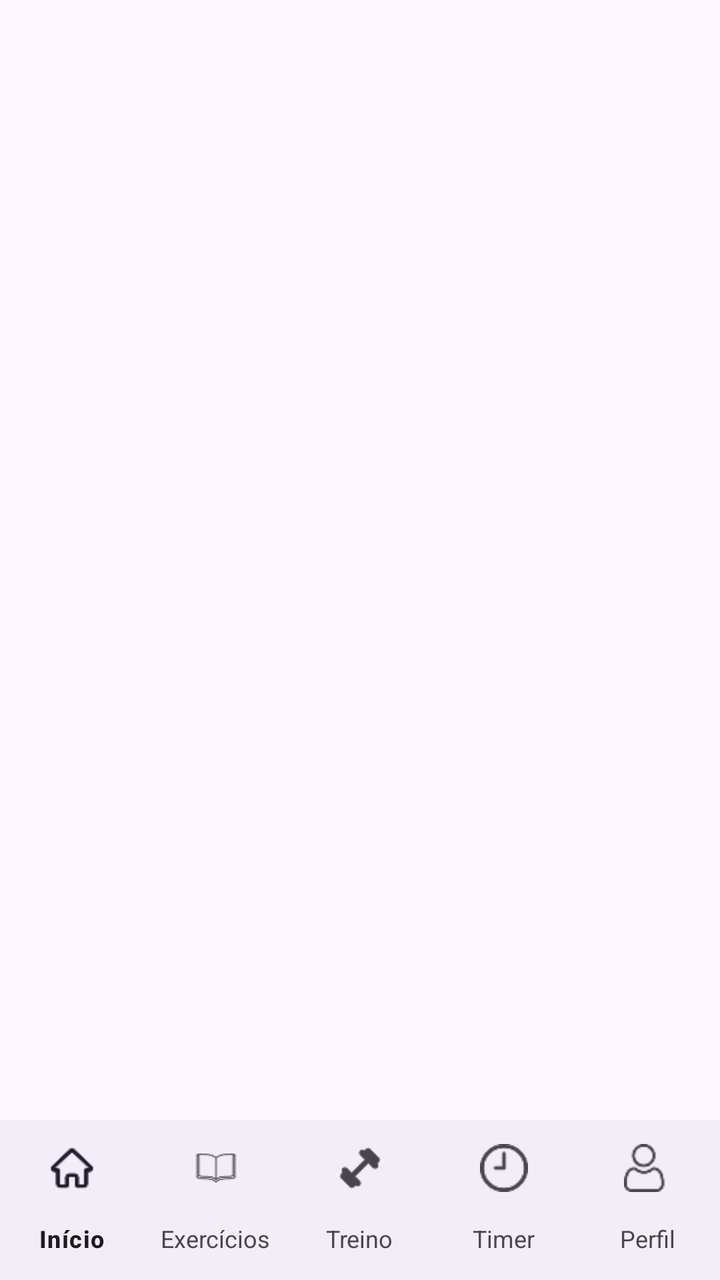
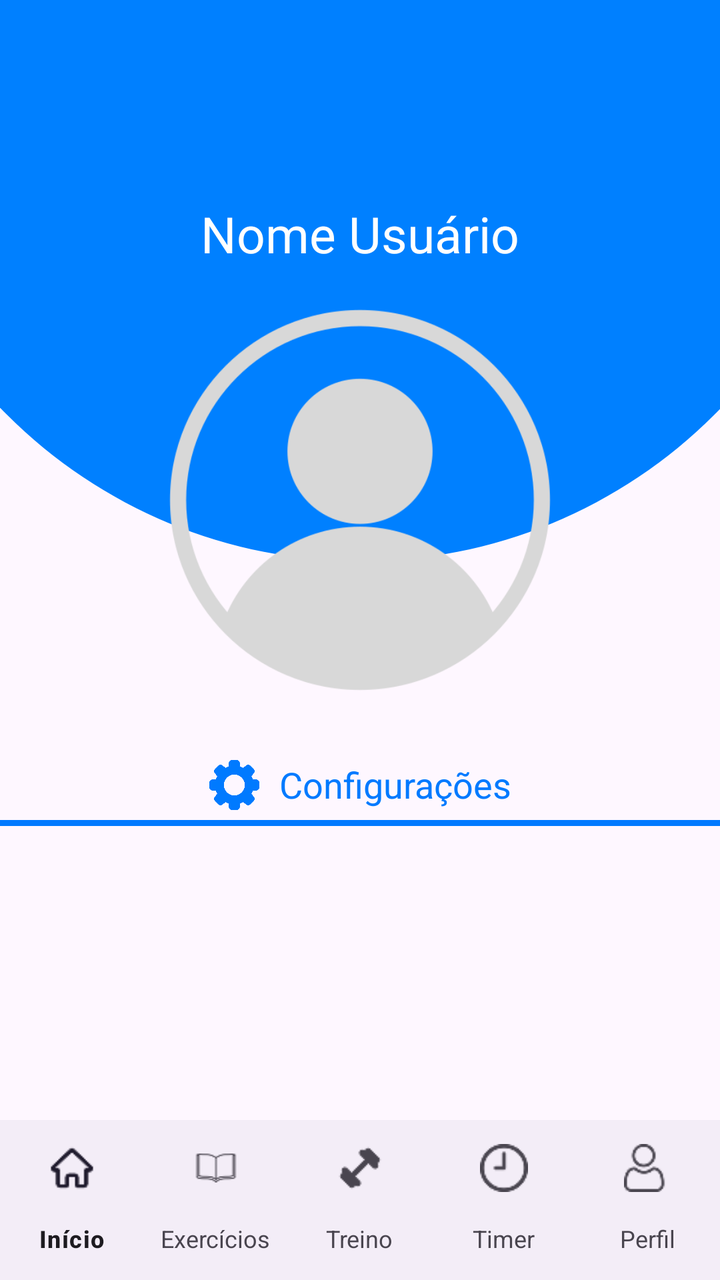

The first picture is an Android layout as it rendered before a commit; the second is the same layout after the commit. The layout source and the unified diff follow.
<!-- AndroidManifest.xml: application theme Theme.Projeto -->
<!-- res/layout/activity_perfil.xml -->
<?xml version="1.0" encoding="utf-8"?>
<androidx.constraintlayout.widget.ConstraintLayout xmlns:android="http://schemas.android.com/apk/res/android"
    xmlns:app="http://schemas.android.com/apk/res-auto"
    xmlns:tools="http://schemas.android.com/tools"
    android:layout_width="match_parent"
    android:layout_height="match_parent"
    tools:context=".PerfilActivity">

    
    <com.google.android.material.bottomnavigation.BottomNavigationView
        app:labelVisibilityMode="labeled"
        android:id="@+id/bottom_navigation"
        android:layout_width="match_parent"
        android:layout_height="wrap_content"
        app:menu="@menu/main_menu"
        app:itemTextAppearanceInactive="@style/Theme.MenuTextStyle"
        app:layout_constraintBottom_toBottomOf="parent"
        app:layout_constraintEnd_toEndOf="parent"
        app:layout_constraintStart_toStartOf="parent"
        app:layout_constraintTop_toTopOf="parent"
        app:layout_constraintVertical_bias="1"
        />
</androidx.constraintlayout.widget.ConstraintLayout>
<!-- resources referenced by this layout -->
<resources>
  <style name="Theme.MenuTextStyle" parent="MenuTextStyle" />
  <style name="Theme.Projeto" parent="Base.Theme.Projeto" />
  <style name="MenuTextStyle" parent="Theme.Material3.DayNight.NoActionBar">
          <item name="android:textSize">12sp</item>
          <item name="android:textColor">#FFFFFF</item>]
          <item name="android:layout_margin">5dp</item>
      </style>
  <style name="Base.Theme.Projeto" parent="Theme.Material3.DayNight.NoActionBar">
          
          
      </style>
</resources>

<!-- the commit's change to res/layout/activity_perfil.xml (unified diff, before → after) -->
@@ -5,6 +5,72 @@
     android:layout_width="match_parent"
     android:layout_height="match_parent"
     tools:context=".PerfilActivity">
+
+
+    <View
+        android:layout_width="500dp"
+        android:layout_height="500dp"
+        android:background="@drawable/circle"
+        app:layout_constraintEnd_toEndOf="parent"
+        app:layout_constraintStart_toStartOf="parent"
+        app:layout_constraintTop_toTopOf="parent"
+        android:layout_marginTop="-220dp"
+        />
+
+    <ImageView
+        android:layout_width="200dp"
+        android:layout_height="200dp"
+        android:src="@drawable/user"
+        app:layout_constraintEnd_toEndOf="parent"
+        app:layout_constraintStart_toStartOf="parent"
+        app:layout_constraintTop_toTopOf="parent"
+        android:layout_marginTop="150dp"/>
+
+    <TextView
+        android:id="@+id/perfil_nome_user"
+        android:layout_width="wrap_content"
+        android:layout_height="wrap_content"
+        android:text="Nome Usuário"
+        android:textSize="25dp"
+        android:textColor="@color/cor_branca"
+        app:layout_constraintEnd_toEndOf="parent"
+        app:layout_constraintStart_toStartOf="parent"
+        app:layout_constraintTop_toTopOf="parent"
+        android:layout_marginTop="100dp"
+        />
+
+
+    <View
+        android:layout_width="360dp"
+        android:layout_height="3dp"
+        android:backgroundTint="?android:attr/listDivider"
+        app:layout_constraintTop_toTopOf="parent"
+        app:layout_constraintStart_toStartOf="parent"
+        app:layout_constraintEnd_toEndOf="parent"
+        android:layout_marginTop="410dp"
+        android:background="@color/cor_azul"/>
+
+    <LinearLayout
+        android:layout_width="wrap_content"
+        android:layout_height="wrap_content"
+        app:layout_constraintTop_toTopOf="parent"
+        app:layout_constraintStart_toStartOf="parent"
+        app:layout_constraintEnd_toEndOf="parent"
+        android:layout_marginTop="380dp"
+        android:orientation="horizontal"
+        >
+        <ImageView
+            android:layout_width="25dp"
+            android:layout_height="25dp"
+            android:src="@drawable/config"/>
+        <TextView
+            android:layout_width="wrap_content"
+            android:layout_height="wrap_content"
+            android:text="Configurações"
+            android:textSize="18sp"
+            android:textColor="@color/cor_azul"
+            android:layout_marginLeft="10dp"/>
+    </LinearLayout>
 
     
     <com.google.android.material.bottomnavigation.BottomNavigationView
<!-- resource entries referenced after the edit -->
@@ -1,5 +1,15 @@
 <!-- resources referenced by this layout -->
 <resources>
+  <color name="cor_azul">#007AFF</color>
+  <color name="cor_branca">#FFFFFF</color>
+  <!-- drawable circle (drawable) -->
+  <?xml version="1.0" encoding="utf-8"?>
+  <shape xmlns:android="http://schemas.android.com/apk/res/android" android:shape="rectangle">
+      <solid android:color="#0080FF"/>
+      <corners android:radius="250dp"/>
+  </shape>
+  <!-- drawable config: png bitmap (drawable, 16247 bytes) -->
+  <!-- drawable user: png bitmap (drawable, 25037 bytes) -->
   <style name="Theme.MenuTextStyle" parent="MenuTextStyle" />
   <style name="Theme.Projeto" parent="Base.Theme.Projeto" />
   <style name="MenuTextStyle" parent="Theme.Material3.DayNight.NoActionBar">
